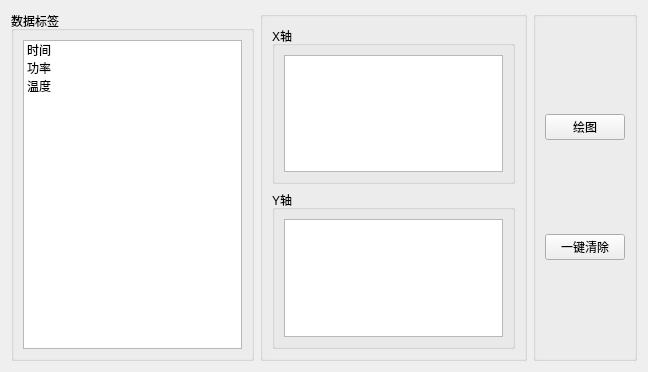
Qt form res/ui/draw.ui (LiYorange/MyOFP2.0) before a commit.
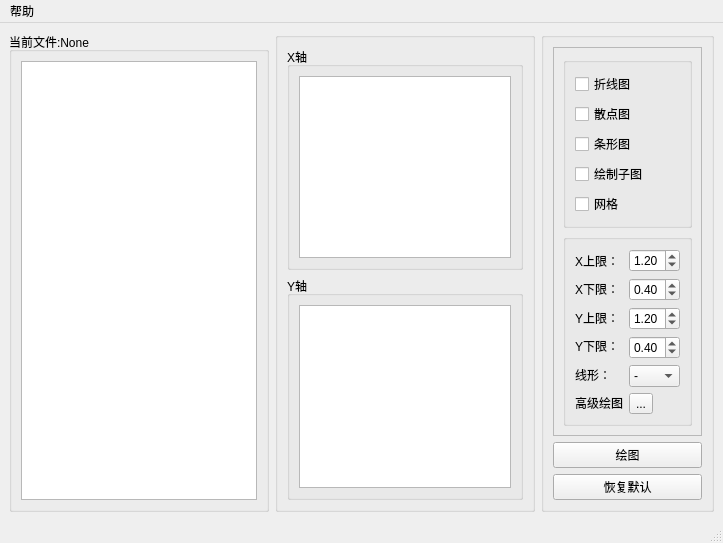
The same form after that commit. Icons and pictures are not drawn.

Diff of the .ui file:
```diff
--- a/res/ui/draw.ui
+++ b/res/ui/draw.ui
@@ -1,27 +1,24 @@
 <?xml version="1.0" encoding="UTF-8"?>
 <ui version="4.0">
- <class>Form</class>
- <widget class="QWidget" name="Form">
+ <class>MainWindow</class>
+ <widget class="QMainWindow" name="MainWindow">
   <property name="geometry">
    <rect>
     <x>0</x>
     <y>0</y>
-    <width>648</width>
-    <height>372</height>
+    <width>723</width>
+    <height>461</height>
    </rect>
   </property>
   <property name="windowTitle">
    <string>Form</string>
   </property>
-  <property name="windowIcon">
-   <iconset resource="../icon/draw_windoc_icon.qrc">
-    <normaloff>:/logo/绘图.png</normaloff>:/logo/绘图.png</iconset>
-  </property>
-  <layout class="QHBoxLayout" name="horizontalLayout">
+  <widget class="QWidget" name="centralwidget">
+   <layout class="QHBoxLayout" name="horizontalLayout" stretch="3,3,2">
    <item>
     <widget class="QGroupBox" name="data_tickets_groupBox">
      <property name="title">
-      <string>数据标签</string>
+       <string>当前文件:None</string>
      </property>
      <layout class="QVBoxLayout" name="verticalLayout">
       <item>
@@ -32,21 +29,6 @@
         <property name="defaultDropAction">
          <enum>Qt::MoveAction</enum>
         </property>
-        <item>
-         <property name="text">
-          <string>时间</string>
-         </property>
-        </item>
-        <item>
-         <property name="text">
-          <string>功率</string>
-         </property>
-        </item>
-        <item>
-         <property name="text">
-          <string>温度</string>
-         </property>
-        </item>
        </widget>
       </item>
      </layout>
@@ -111,6 +93,252 @@
       <string/>
      </property>
      <layout class="QVBoxLayout" name="verticalLayout_8">
+       <item>
+        <widget class="QFrame" name="frame">
+         <property name="frameShape">
+          <enum>QFrame::StyledPanel</enum>
+         </property>
+         <property name="frameShadow">
+          <enum>QFrame::Raised</enum>
+         </property>
+         <layout class="QVBoxLayout" name="verticalLayout_6" stretch="1,2">
+          <item>
+           <widget class="QGroupBox" name="groupBox">
+            <property name="title">
+             <string/>
+            </property>
+            <layout class="QVBoxLayout" name="verticalLayout_5">
+             <item>
+              <widget class="QCheckBox" name="line_checkBox">
+               <property name="text">
+                <string>折线图</string>
+               </property>
+              </widget>
+             </item>
+             <item>
+              <widget class="QCheckBox" name="scatter_checkBox">
+               <property name="text">
+                <string>散点图</string>
+               </property>
+              </widget>
+             </item>
+             <item>
+              <widget class="QCheckBox" name="bar_checkBox">
+               <property name="text">
+                <string>条形图</string>
+               </property>
+              </widget>
+             </item>
+             <item>
+              <widget class="QCheckBox" name="subplot_checkBox">
+               <property name="text">
+                <string>绘制子图</string>
+               </property>
+              </widget>
+             </item>
+             <item>
+              <widget class="QCheckBox" name="grid_checkBox">
+               <property name="text">
+                <string>网格</string>
+               </property>
+              </widget>
+             </item>
+            </layout>
+           </widget>
+          </item>
+          <item>
+           <widget class="QGroupBox" name="groupBox_5">
+            <property name="title">
+             <string/>
+            </property>
+            <layout class="QHBoxLayout" name="horizontalLayout_2">
+             <item>
+              <layout class="QVBoxLayout" name="verticalLayout_4">
+               <item>
+                <widget class="QLabel" name="label">
+                 <property name="text">
+                  <string>X上限：</string>
+                 </property>
+                </widget>
+               </item>
+               <item>
+                <widget class="QLabel" name="label_3">
+                 <property name="text">
+                  <string>X下限：</string>
+                 </property>
+                </widget>
+               </item>
+               <item>
+                <widget class="QLabel" name="label_2">
+                 <property name="text">
+                  <string>Y上限：</string>
+                 </property>
+                </widget>
+               </item>
+               <item>
+                <widget class="QLabel" name="label_4">
+                 <property name="text">
+                  <string>Y下限：</string>
+                 </property>
+                </widget>
+               </item>
+               <item>
+                <widget class="QLabel" name="label_5">
+                 <property name="text">
+                  <string>线形：</string>
+                 </property>
+                </widget>
+               </item>
+               <item>
+                <widget class="QLabel" name="label_7">
+                 <property name="text">
+                  <string>高级绘图</string>
+                 </property>
+                </widget>
+               </item>
+              </layout>
+             </item>
+             <item>
+              <layout class="QVBoxLayout" name="verticalLayout_7">
+               <item>
+                <widget class="QDoubleSpinBox" name="x_UL_doubleSpinBox">
+                 <property name="maximum">
+                  <double>5.900000000000000</double>
+                 </property>
+                 <property name="singleStep">
+                  <double>0.100000000000000</double>
+                 </property>
+                 <property name="value">
+                  <double>1.200000000000000</double>
+                 </property>
+                </widget>
+               </item>
+               <item>
+                <widget class="QDoubleSpinBox" name="x_LL_doubleSpinBox">
+                 <property name="maximum">
+                  <double>5.000000000000000</double>
+                 </property>
+                 <property name="singleStep">
+                  <double>0.100000000000000</double>
+                 </property>
+                 <property name="value">
+                  <double>0.400000000000000</double>
+                 </property>
+                </widget>
+               </item>
+               <item>
+                <widget class="QDoubleSpinBox" name="y_UL_doubleSpinBox">
+                 <property name="maximum">
+                  <double>5.000000000000000</double>
+                 </property>
+                 <property name="singleStep">
+                  <double>0.100000000000000</double>
+                 </property>
+                 <property name="value">
+                  <double>1.200000000000000</double>
+                 </property>
+                </widget>
+               </item>
+               <item>
+                <widget class="QDoubleSpinBox" name="y_LL_doubleSpinBox">
+                 <property name="maximum">
+                  <double>5.000000000000000</double>
+                 </property>
+                 <property name="singleStep">
+                  <double>0.100000000000000</double>
+                 </property>
+                 <property name="value">
+                  <double>0.400000000000000</double>
+                 </property>
+                </widget>
+               </item>
+               <item>
+                <widget class="QComboBox" name="line_shape_comboBox">
+                 <item>
+                  <property name="text">
+                   <string>-</string>
+                  </property>
+                 </item>
+                 <item>
+                  <property name="text">
+                   <string>-.</string>
+                  </property>
+                 </item>
+                 <item>
+                  <property name="text">
+                   <string>.</string>
+                  </property>
+                 </item>
+                 <item>
+                  <property name="text">
+                   <string>o</string>
+                  </property>
+                 </item>
+                 <item>
+                  <property name="text">
+                   <string>^</string>
+                  </property>
+                 </item>
+                 <item>
+                  <property name="text">
+                   <string>&gt;</string>
+                  </property>
+                 </item>
+                 <item>
+                  <property name="text">
+                   <string>2</string>
+                  </property>
+                 </item>
+                 <item>
+                  <property name="text">
+                   <string>4</string>
+                  </property>
+                 </item>
+                 <item>
+                  <property name="text">
+                   <string>p</string>
+                  </property>
+                 </item>
+                 <item>
+                  <property name="text">
+                   <string>h</string>
+                  </property>
+                 </item>
+                 <item>
+                  <property name="text">
+                   <string>+</string>
+                  </property>
+                 </item>
+                 <item>
+                  <property name="text">
+                   <string>D</string>
+                  </property>
+                 </item>
+                 <item>
+                  <property name="text">
+                   <string>_</string>
+                  </property>
+                 </item>
+                </widget>
+               </item>
+               <item>
+                <widget class="QToolButton" name="toolButton">
+                 <property name="text">
+                  <string>...</string>
+                 </property>
+                 <property name="arrowType">
+                  <enum>Qt::NoArrow</enum>
+                 </property>
+                </widget>
+               </item>
+              </layout>
+             </item>
+            </layout>
+           </widget>
+          </item>
+         </layout>
+        </widget>
+       </item>
       <item>
        <widget class="QPushButton" name="plot_pushButton">
         <property name="text">
@@ -121,7 +349,7 @@
       <item>
        <widget class="QPushButton" name="clean_pushButton">
         <property name="text">
-         <string>一键清除</string>
+          <string>恢复默认</string>
         </property>
        </widget>
       </item>
@@ -130,8 +358,30 @@
    </item>
   </layout>
  </widget>
- <resources>
-  <include location="../icon/draw_windoc_icon.qrc"/>
- </resources>
+  <widget class="QMenuBar" name="menubar">
+   <property name="geometry">
+    <rect>
+     <x>0</x>
+     <y>0</y>
+     <width>723</width>
+     <height>23</height>
+    </rect>
+   </property>
+   <widget class="QMenu" name="menu">
+    <property name="title">
+     <string>帮助</string>
+    </property>
+    <addaction name="action"/>
+   </widget>
+   <addaction name="menu"/>
+  </widget>
+  <widget class="QStatusBar" name="statusbar"/>
+  <action name="action">
+   <property name="text">
+    <string>绘图教程</string>
+   </property>
+  </action>
+ </widget>
+ <resources/>
  <connections/>
 </ui>
```
Left out of the diff: 4 changed lines with no effect on the pictures. Lines whose indentation alone changed are shown as unchanged.
